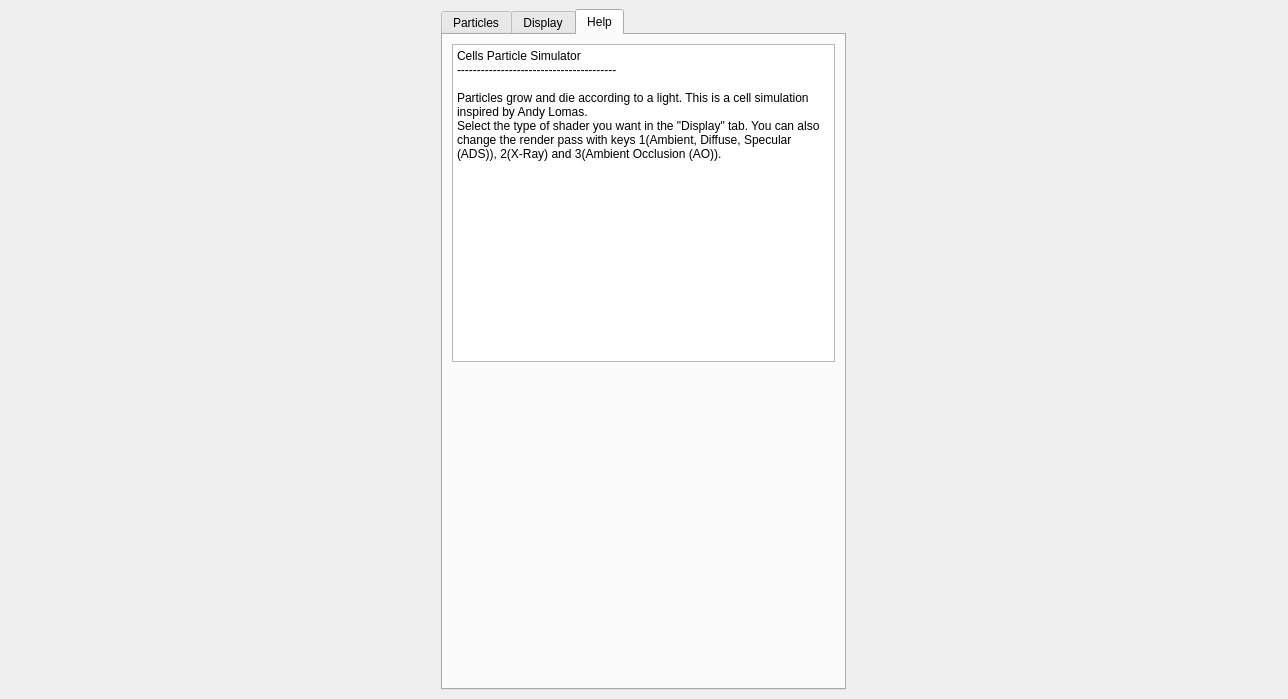
Above: ui/GUI.ui from eulersson/CellGrowth before the change. Below: the same form after it.
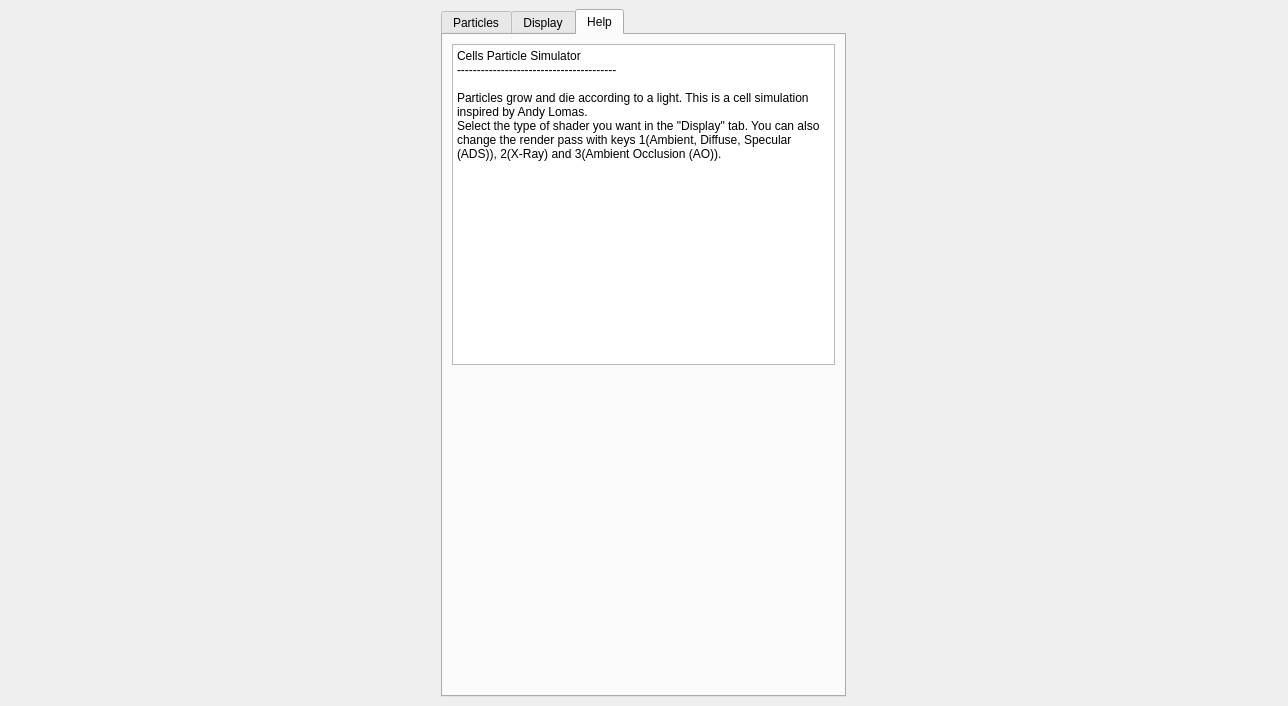
That is the form after the change. The open tabs and pages were chosen to show the change.

Commit message: Started creating tooltips

Patch:
```diff
--- a/ui/GUI.ui
+++ b/ui/GUI.ui
@@ -7,7 +7,7 @@
     <x>0</x>
     <y>0</y>
     <width>1288</width>
-    <height>699</height>
+    <height>706</height>
    </rect>
   </property>
   <property name="windowTitle">
@@ -1855,12 +1855,12 @@
                <string>&lt;!DOCTYPE HTML PUBLIC &quot;-//W3C//DTD HTML 4.0//EN&quot; &quot;http://www.w3.org/TR/REC-html40/strict.dtd&quot;&gt;
 &lt;html&gt;&lt;head&gt;&lt;meta name=&quot;qrichtext&quot; content=&quot;1&quot; /&gt;&lt;style type=&quot;text/css&quot;&gt;
 p, li { white-space: pre-wrap; }
-&lt;/style&gt;&lt;/head&gt;&lt;body style=&quot; font-family:'Sans Serif'; font-size:9pt; font-weight:400; font-style:normal;&quot;&gt;
-&lt;p style=&quot; margin-top:0px; margin-bottom:0px; margin-left:0px; margin-right:0px; -qt-block-indent:0; text-indent:0px;&quot;&gt;Cells Particle Simulator&lt;/p&gt;
-&lt;p style=&quot; margin-top:0px; margin-bottom:0px; margin-left:0px; margin-right:0px; -qt-block-indent:0; text-indent:0px;&quot;&gt;----------------------------------------&lt;/p&gt;
-&lt;p style=&quot;-qt-paragraph-type:empty; margin-top:0px; margin-bottom:0px; margin-left:0px; margin-right:0px; -qt-block-indent:0; text-indent:0px;&quot;&gt;&lt;br /&gt;&lt;/p&gt;
-&lt;p style=&quot; margin-top:0px; margin-bottom:0px; margin-left:0px; margin-right:0px; -qt-block-indent:0; text-indent:0px;&quot;&gt;Particles grow and die according to a light. This is a cell simulation inspired by Andy Lomas.&lt;/p&gt;
-&lt;p style=&quot; margin-top:0px; margin-bottom:0px; margin-left:0px; margin-right:0px; -qt-block-indent:0; text-indent:0px;&quot;&gt;Select the type of shader you want in the &amp;quot;Display&amp;quot; tab. You can also change the render pass with keys 1(Ambient, Diffuse, Specular (ADS)), 2(X-Ray) and 3(Ambient Occlusion (AO)).&lt;/p&gt;&lt;/body&gt;&lt;/html&gt;</string>
+&lt;/style&gt;&lt;/head&gt;&lt;body style=&quot; font-family:'Cantarell'; font-size:11pt; font-weight:400; font-style:normal;&quot;&gt;
+&lt;p style=&quot; margin-top:0px; margin-bottom:0px; margin-left:0px; margin-right:0px; -qt-block-indent:0; text-indent:0px;&quot;&gt;&lt;span style=&quot; font-family:'Sans Serif'; font-size:9pt;&quot;&gt;Cells Particle Simulator&lt;/span&gt;&lt;/p&gt;
+&lt;p style=&quot; margin-top:0px; margin-bottom:0px; margin-left:0px; margin-right:0px; -qt-block-indent:0; text-indent:0px;&quot;&gt;&lt;span style=&quot; font-family:'Sans Serif'; font-size:9pt;&quot;&gt;----------------------------------------&lt;/span&gt;&lt;/p&gt;
+&lt;p style=&quot;-qt-paragraph-type:empty; margin-top:0px; margin-bottom:0px; margin-left:0px; margin-right:0px; -qt-block-indent:0; text-indent:0px; font-family:'Sans Serif'; font-size:9pt;&quot;&gt;&lt;br /&gt;&lt;/p&gt;
+&lt;p style=&quot; margin-top:0px; margin-bottom:0px; margin-left:0px; margin-right:0px; -qt-block-indent:0; text-indent:0px;&quot;&gt;&lt;span style=&quot; font-family:'Sans Serif'; font-size:9pt;&quot;&gt;Particles grow and die according to a light. This is a cell simulation inspired by Andy Lomas.&lt;/span&gt;&lt;/p&gt;
+&lt;p style=&quot; margin-top:0px; margin-bottom:0px; margin-left:0px; margin-right:0px; -qt-block-indent:0; text-indent:0px;&quot;&gt;&lt;span style=&quot; font-family:'Sans Serif'; font-size:9pt;&quot;&gt;Select the type of shader you want in the &amp;quot;Display&amp;quot; tab. You can also change the render pass with keys 1(Ambient, Diffuse, Specular (ADS)), 2(X-Ray) and 3(Ambient Occlusion (AO)).&lt;/span&gt;&lt;/p&gt;&lt;/body&gt;&lt;/html&gt;</string>
               </property>
              </widget>
             </item>
```
Left out of the diff: 20 changed lines with no effect on the pictures. The commit also changes 1 other file.
